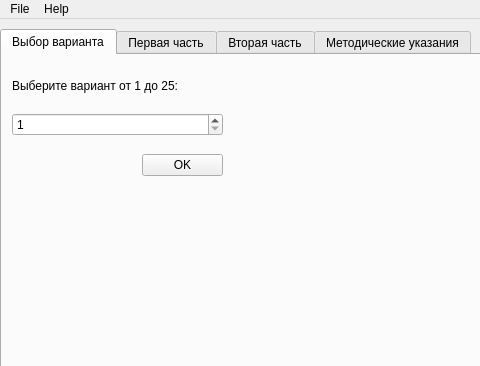
Kriogen1ka/mpei-nir, file Lab1_optimal.ui: the form before one commit; both pictures show x 0 to 480 and y 0 to 366 of the 974 by 536 pixel window.
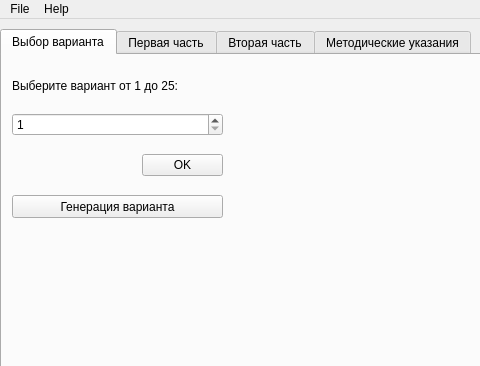
The form after the commit.

Commit message: ui: добавлена кнопка генерации варианта

Patch:
```diff
--- a/Lab1_optimal.ui
+++ b/Lab1_optimal.ui
@@ -81,6 +81,19 @@
        </item>
       </layout>
      </widget>
+     <widget class="QPushButton" name="pushButton_generate">
+      <property name="geometry">
+       <rect>
+        <x>10</x>
+        <y>140</y>
+        <width>211</width>
+        <height>23</height>
+       </rect>
+      </property>
+      <property name="text">
+       <string>Генерация варианта</string>
+      </property>
+     </widget>
     </widget>
     <widget class="QWidget" name="tab_p1">
      <attribute name="title">
```
